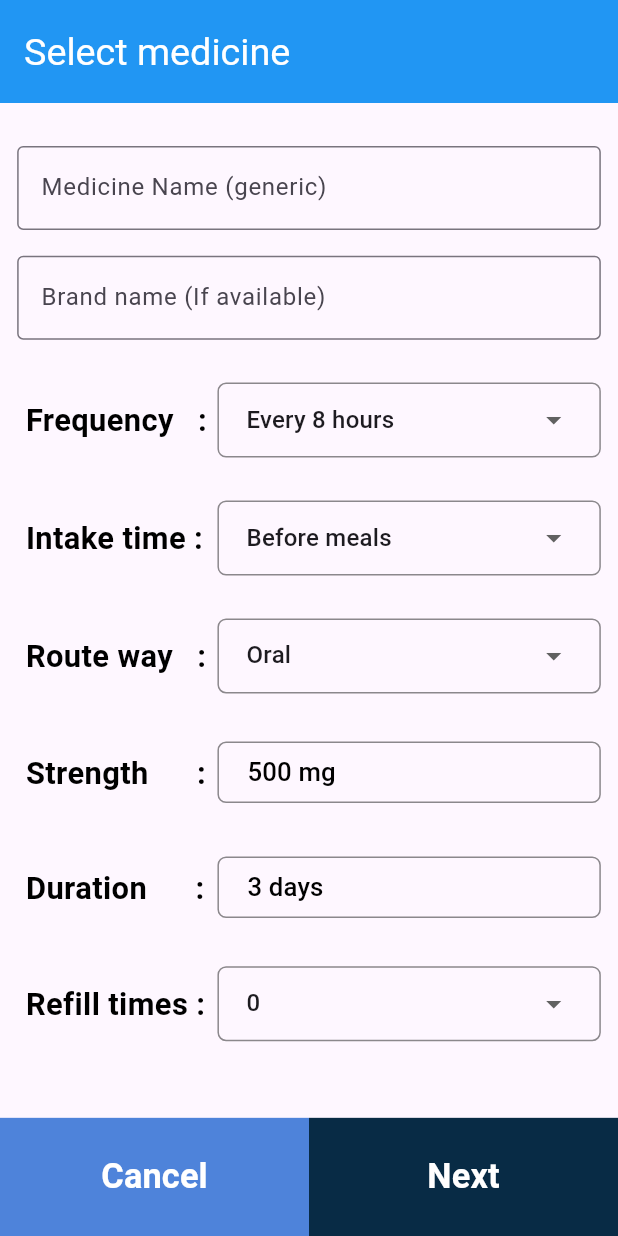
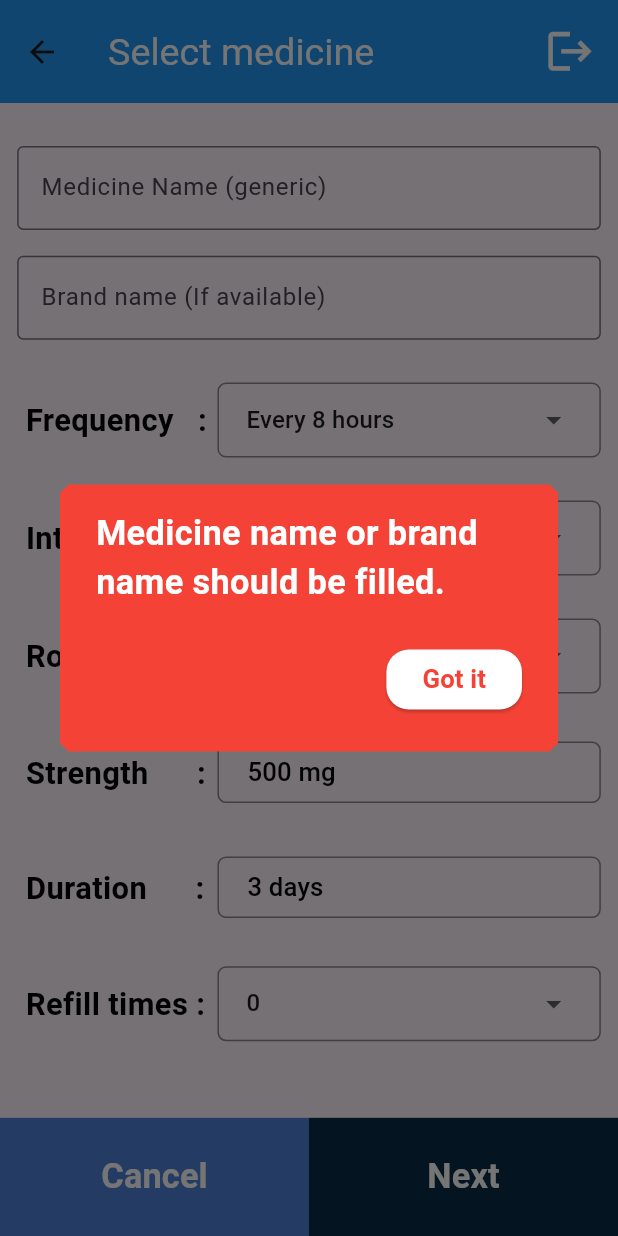
Before and after one commit to AbinayanRatna/E-Prescription_app, a Flutter app: the PrescriptionWritingPage screen opened directly, after a tap on "Next", on a phone screen of 412 x 824 dp. Run offline on Flutter 3.47's test engine with Material 3 defaults, Android fonts, the light colour scheme and no system bars; our stand-ins replace cloud_firestore, firebase_auth, firebase_core, firebase_database, firebase_storage, flutter_screenutil and 2 more; missing offline and left inert: flutter_date_pickers; accounts and stored records are empty; project files that could hold a hidden picture were left out.

Commit message:
prescription writing ui finished

```diff
--- a/lib/main.dart
+++ b/lib/main.dart
@@ -1,4 +1,5 @@
 import 'package:abin/Doc_homescreen.dart';
+import 'package:abin/diagnosis_page.dart';
 import 'package:abin/home_screen.dart';
 import 'package:abin/prescription_writing_page.dart';
 import 'package:flutter/material.dart';
@@ -45,7 +46,7 @@
     await Future.delayed(Duration(seconds: 3), () {});
     Navigator.pushReplacement(
       context,
-      MaterialPageRoute(builder: (context) => PrescriptionWritingPage()),
+      MaterialPageRoute(builder: (context) => DiagnosisPage()),
     );
   }
 
--- a/lib/prescription_writing_page.dart
+++ b/lib/prescription_writing_page.dart
@@ -13,6 +13,10 @@
 }
 
 class PrescriptionWritingPageState extends State<PrescriptionWritingPage> {
+
+  TextEditingController controller_generic_name=TextEditingController();
+  TextEditingController controller_brand_name=TextEditingController();
+
   List<DropdownMenuItem<String>> get dropdownItems_frequency {
     List<DropdownMenuItem<String>> menuItems = [
       const DropdownMenuItem(value: "q3H", child: Text("Every 3 hours")),
@@ -89,9 +93,7 @@
   String selectedValue_frequency = "q8H";
   String selectedValue_intaketime = "Before meals";
   String selectedValue_route = "Taken by mouth";
-  String selectedValue_duration = "q12H";
   String selectedValue_refill = "no refill";
-
   String text_dosage = "500 mg";
   String text_duration = "3 days";
 
@@ -101,6 +103,12 @@
       resizeToAvoidBottomInset: false,
       appBar: AppBar(
         automaticallyImplyLeading: true,
+        actions: [
+          Padding(
+            padding:  EdgeInsets.only(right:6.w),
+            child: IconButton(onPressed: () => {}, icon: Icon(Icons.logout,color: Colors.white,size: 30.w,)),
+          ),
+        ],
         toolbarHeight: 60.w,
         title: Text(
           "Select medicine",
@@ -111,24 +119,26 @@
       body: Container(
         width: MediaQuery.of(context).size.width,
         height: MediaQuery.of(context).size.height,
-        child: Column(
-          children: [
-            Expanded(
-              flex: 10,
-              child: Padding(
+        child: SingleChildScrollView(
+          scrollDirection: Axis.vertical,
+          child: Column(
+            children: [
+              Padding(
                 padding: EdgeInsets.only(top: 25.w, right: 10.w, left: 10.w),
                 child: Column(
                   children: [
-                    const TextField(
-                      decoration: InputDecoration(
+                     TextField(
+                      controller:controller_generic_name ,
+                      decoration: const InputDecoration(
                         border: OutlineInputBorder(),
                         label: Text("Medicine Name (generic)"),
                       ),
                     ),
                     Padding(
                       padding: EdgeInsets.only(top: 15.w),
-                      child: const TextField(
-                        decoration: InputDecoration(
+                      child:  TextField(
+                        controller: controller_brand_name,
+                        decoration: const InputDecoration(
                             border: OutlineInputBorder(),
                             labelText: "Brand name (If available)"),
                       ),
@@ -269,7 +279,7 @@
                             child: TextButton(
                               style: ElevatedButton.styleFrom(
                                 shape: RoundedRectangleBorder(
-                                  side: BorderSide(color: Colors.black45),
+                                  side: const BorderSide(color: Colors.black45),
                                   borderRadius: BorderRadius.all(
                                     Radius.circular(5.w),
                                   ),
@@ -313,7 +323,7 @@
                             child: TextButton(
                               style: ElevatedButton.styleFrom(
                                 shape: RoundedRectangleBorder(
-                                  side: BorderSide(color: Colors.black45),
+                                  side: const BorderSide(color: Colors.black45),
                                   borderRadius: BorderRadius.all(
                                     Radius.circular(5.w),
                                   ),
@@ -381,8 +391,8 @@
                   ],
                 ),
               ),
-            ),
-          ],
+            ],
+          ),
         ),
       ),
       bottomNavigationBar: Container(
@@ -419,7 +429,13 @@
                   shape: const RoundedRectangleBorder(
                       borderRadius: BorderRadius.all(Radius.zero)),
                 ),
-                onPressed: () {},
+                onPressed: () {
+                  if(controller_generic_name.text.trim().toString() =="" && controller_brand_name.text.trim().toString() ==""){
+                    showAlertDialog(context);
+                  }else{
+
+                  }
+                },
                 child: Padding(
                   padding: EdgeInsets.only(top: 20.w, bottom: 20.w),
                   child: Text(
@@ -471,3 +487,34 @@
     });
   }
 }
+showAlertDialog(BuildContext context) {
+  // Create button
+  Widget okButton = ElevatedButton(
+    style: ElevatedButton.styleFrom(
+      backgroundColor: Colors.white,
+      shape: RoundedRectangleBorder(borderRadius: BorderRadius.all(Radius.circular(13.w)))
+    ),
+    child: Text("Got it",style:TextStyle(fontSize: 15.sp,color: Colors.red,fontWeight: FontWeight.bold)),
+    onPressed: () {
+      Navigator.of(context).pop();
+    },
+  );
+
+  // Create AlertDialog
+  AlertDialog alert = AlertDialog(
+    backgroundColor: Colors.red,
+    shape: BeveledRectangleBorder(borderRadius: BorderRadius.circular(5.w)),
+    content: Text("Medicine name or brand name should be filled.",style: TextStyle(fontSize: 20.sp,fontWeight: FontWeight.bold,color: Colors.white),),
+    actions: [
+      okButton,
+    ],
+  );
+
+  // show the dialog
+  showDialog(
+    context: context,
+    builder: (BuildContext context) {
+      return alert;
+    },
+  );
+}
```
Also changed, not shown: lib/diagnosis_page.dart (added, +190 -0 lines).
